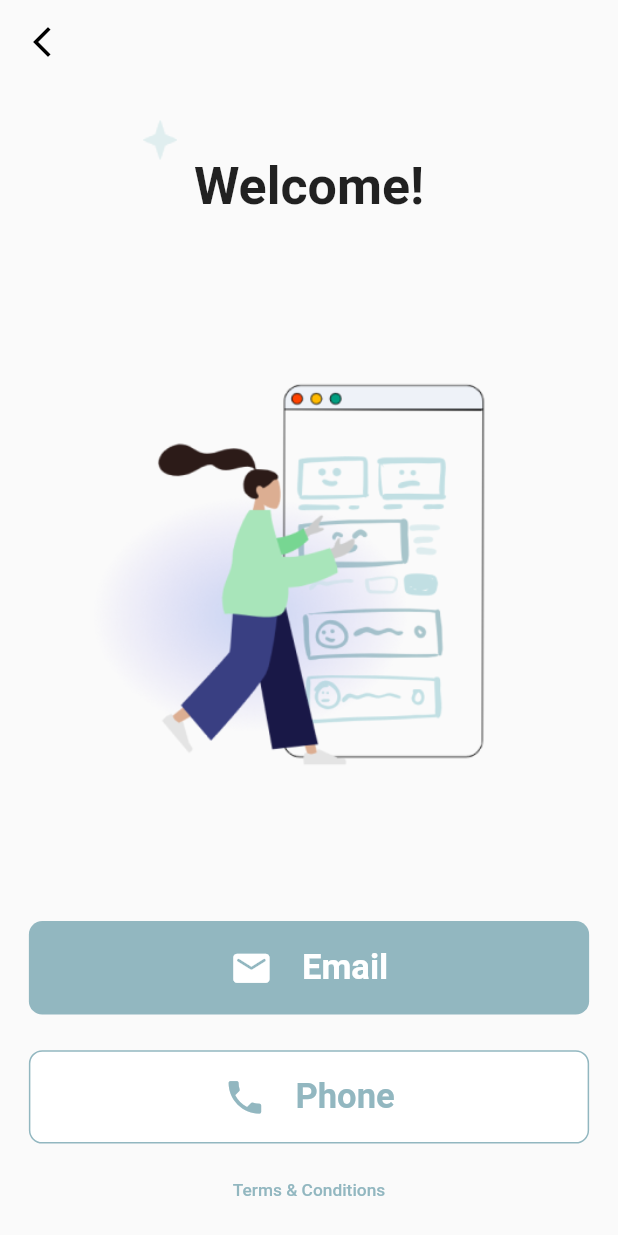
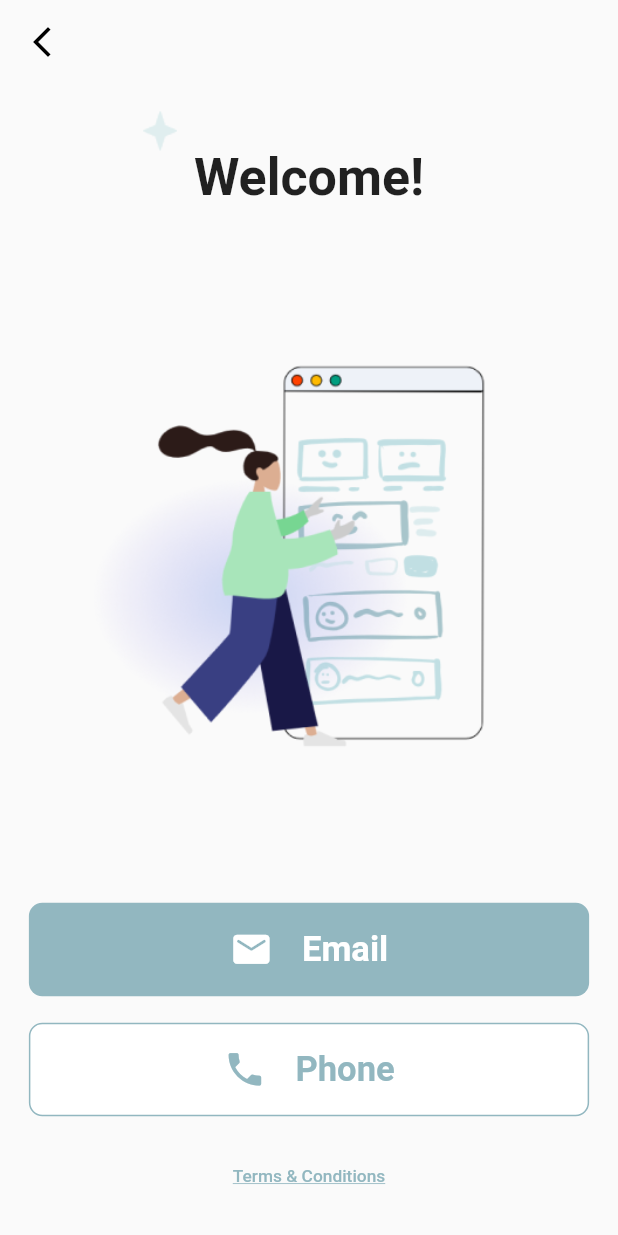
Before and after one commit to hackslash-nitp/cura, a Flutter app: the IntroScreen screen opened directly, on a phone screen of 412 x 824 dp. Run offline on Flutter 3.47's test engine with Material 2 defaults, Android fonts, the phone set to English and light mode, and no system bars; our stand-ins replace carousel_slider, cloud_firestore, file_picker, firebase_auth, firebase_core, firebase_storage and 3 more; accounts and stored records are empty.

Commit message:
Add T&C boiler and refactor the code Resolves #32

```diff
--- a/lib/startup_screens/intro_screen.dart
+++ b/lib/startup_screens/intro_screen.dart
@@ -60,92 +60,49 @@ class IntroScreen extends StatelessWidget {
                       image: const AssetImage("assets/Group 44.png"),
                       width: 300.w,
                     ),
-                    GestureDetector(
+                    IntroRoutingComponent(
+                      icon: Icons.email_rounded,
+                      text: "Email",
+                      isEmail: true,
                       onTap: () {
                         Navigator.of(context).push(MaterialPageRoute(
                             builder: (context) =>
                                 const UserLogin(isPhoneLogin: false)));
                       },
-                      child: Container(
-                        height: 70.h,
-                        width: double.infinity,
-                        decoration: BoxDecoration(
-                          borderRadius: BorderRadius.circular(10.r),
-                          color: const Color(0xFF92B7C0),
-                        ),
-                        child: Row(
-                          mainAxisAlignment: MainAxisAlignment.center,
-                          crossAxisAlignment: CrossAxisAlignment.center,
-                          children: <Widget>[
-                            Icon(
-                              Icons.email_rounded,
-                              size: 30.w,
-                              color: Colors.white,
-                            ),
-                            SizedBox(
-                              width: 20.w,
-                            ),
-                            Text(
-                              "Email",
-                              style: TextStyle(
-                                  fontSize: 24.sp,
-                                  fontWeight: FontWeight.w700,
-                                  color: Colors.white),
-                            )
-                          ],
-                        ),
-                      ),
                     ),
                     const Spacer(),
-                    GestureDetector(
+                    IntroRoutingComponent(
+                      icon: Icons.phone,
+                      text: "Phone",
+                      isEmail: false,
                       onTap: () {
                         Navigator.of(context).push(MaterialPageRoute(
                             builder: (context) =>
                                 const UserLogin(isPhoneLogin: true)));
                       },
-                      child: Container(
-                        height: 70.h,
-                        width: double.infinity,
-                        decoration: BoxDecoration(
-                          borderRadius: BorderRadius.circular(10.r),
-                          border: Border.all(
-                              color: const Color(0xFF92B7C0), width: 1),
-                          color: Colors.white,
-                        ),
-                        child: Row(
-                          mainAxisAlignment: MainAxisAlignment.center,
-                          crossAxisAlignment: CrossAxisAlignment.center,
-                          children: <Widget>[
-                            Icon(
-                              Icons.phone,
-                              size: 30.w,
-                              color: const Color(0xFF92B7C0),
-                            ),
-                            SizedBox(
-                              width: 20.w,
-                            ),
-                            Text("Phone",
-                                style: TextStyle(
-                                  fontSize: 24.sp,
-                                  fontWeight: FontWeight.w700,
-                                  color: const Color(0xFF92B7C0),
-                                ))
-                          ],
+                    ),
+                    const Spacer(),
+                    GestureDetector(
+                      onTap: () {
+                        showDialog(
+                            context: context,
+                            builder: (context) => termsDialog);
+                      },
+                      child: SizedBox(
+                        width: 500.w,
+                        height: 50.h,
+                        child: Center(
+                          child: Text(
+                            "Terms & Conditions",
+                            style: TextStyle(
+                                fontSize: 12.sp,
+                                color: const Color(0xFF92B7C0),
+                                fontWeight: FontWeight.w500,
+                                decoration: TextDecoration.underline),
+                          ),
                         ),
                       ),
                     ),
-                    const Spacer(),
-                    RichText(
-                        text: TextSpan(
-                            text: 'Terms & Conditions',
-                            style: TextStyle(
-                                fontSize: 12.sp,
-                                color: const Color(0xFF92B7C0),
-                                fontWeight: FontWeight.w500),
-                            recognizer: TapGestureRecognizer()
-                              ..onTap = () {
-                                print("T&C");
-                              })),
                     const Spacer()
                   ],
                 ),
@@ -153,3 +110,93 @@ class IntroScreen extends StatelessWidget {
             )));
   }
 }
+
+class IntroRoutingComponent extends StatelessWidget {
+  final IconData? icon;
+  final String text;
+  final void Function()? onTap;
+  final bool isEmail;
+
+  final primaryColor = const Color(0xFF92B7C0);
+
+  const IntroRoutingComponent(
+      {Key? key,
+      required this.icon,
+      required this.text,
+      required this.onTap,
+      required this.isEmail})
+      : super(key: key);
+
+  @override
+  Widget build(BuildContext context) {
+    return GestureDetector(
+      onTap: onTap,
+      child: Container(
+        height: 70.h,
+        width: double.infinity,
+        decoration: BoxDecoration(
+            borderRadius: BorderRadius.circular(10.r),
+            color: isEmail ? primaryColor : Colors.white,
+            border:
+                isEmail ? null : Border.all(color: primaryColor, width: 1.0)),
+        child: Row(
+          mainAxisAlignment: MainAxisAlignment.center,
+          crossAxisAlignment: CrossAxisAlignment.center,
+          children: <Widget>[
+            Icon(
+              icon,
+              size: 30.w,
+              color: isEmail ? Colors.white : primaryColor,
+            ),
+            SizedBox(
+              width: 20.w,
+            ),
+            Text(
+              text,
+              style: TextStyle(
+                  fontSize: 24.sp,
+                  fontWeight: FontWeight.w700,
+                  color: isEmail ? Colors.white : primaryColor),
+            )
+          ],
+        ),
+      ),
+    );
+  }
+}
+
+Dialog termsDialog = Dialog(
+  elevation: 2,
+  shape: RoundedRectangleBorder(borderRadius: BorderRadius.circular(17.r)),
+  child: Container(
+      height: 512.h,
+      width: 380.w,
+      decoration: BoxDecoration(
+          borderRadius: BorderRadius.circular(17.r), color: Colors.white),
+      child: Column(
+        crossAxisAlignment: CrossAxisAlignment.center,
+        mainAxisAlignment: MainAxisAlignment.start,
+        children: <Widget>[
+          const Spacer(),
+          Padding(
+            padding: EdgeInsets.symmetric(horizontal: 10.h),
+            child: Text(
+              "TERMS & CONDITIONS",
+              style: TextStyle(
+                fontSize: 24.sp,
+                fontWeight: FontWeight.w400,
+                color: const Color(0xFF343030),
+              ),
+            ),
+          ),
+          const Spacer(),
+          Expanded(
+            child: ListView(
+              physics: const BouncingScrollPhysics(),
+              children: <Widget>[],
+            ),
+          ),
+          const Spacer()
+        ],
+      )),
+);
```
